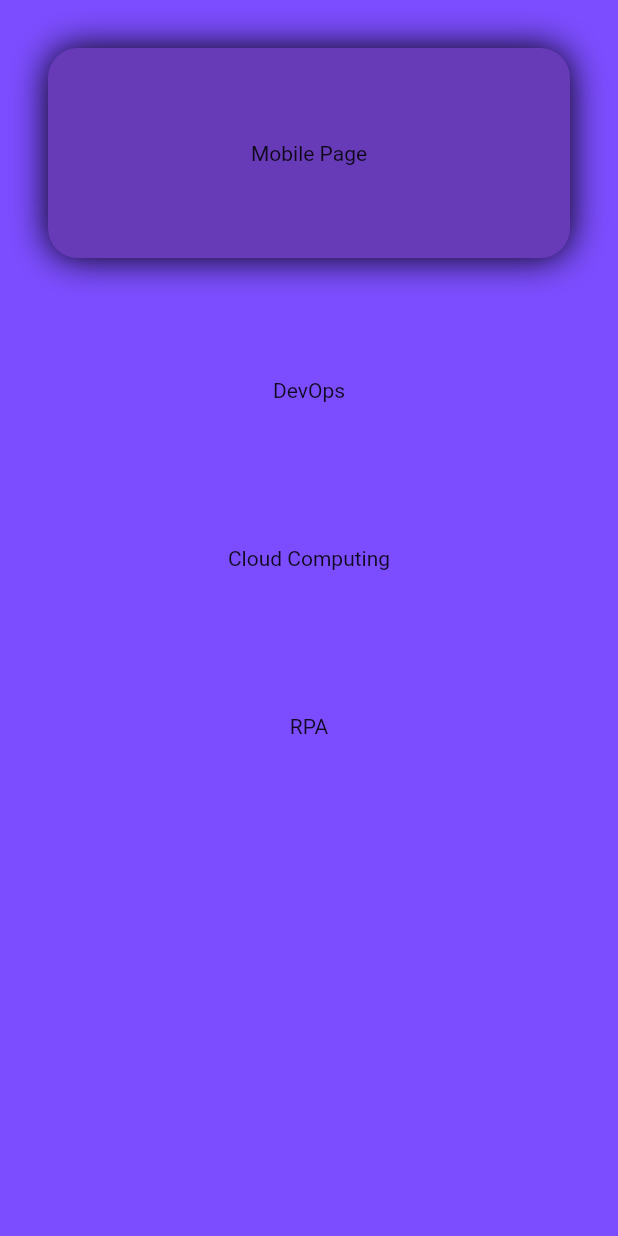
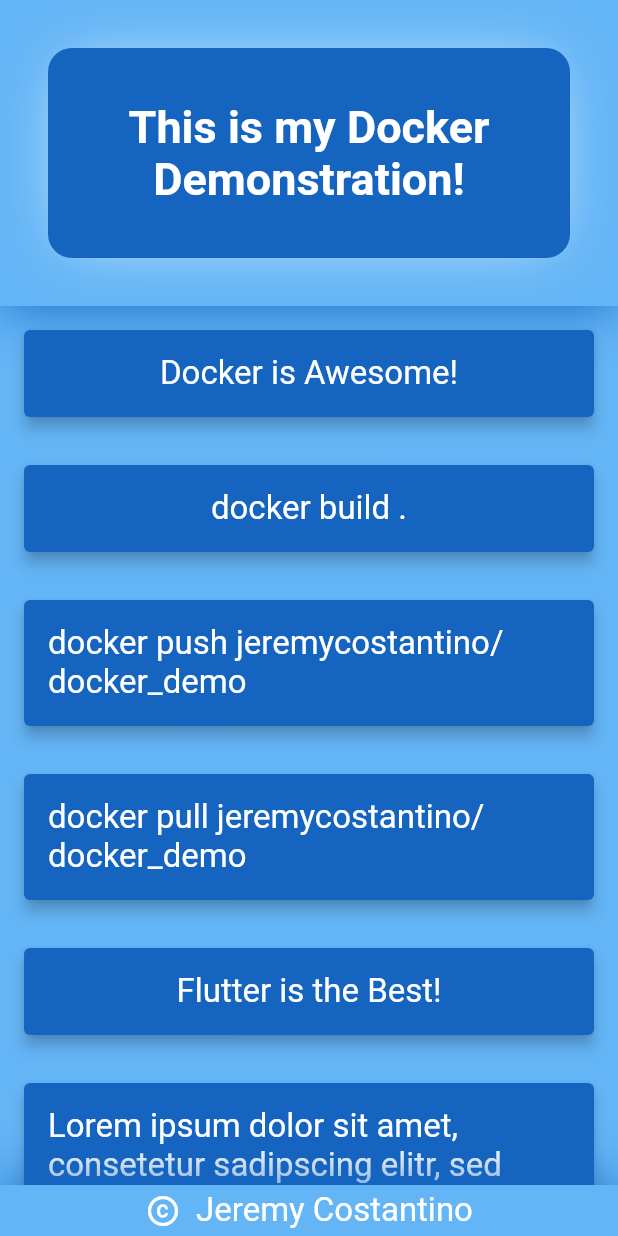
Before and after one commit to Jeremy-Cstn/docker_demo, a Flutter app: the screen it shows after launch, on a phone screen of 412 x 824 dp. Run offline on Flutter 3.47's test engine with Material 2 defaults, Android fonts, the phone set to English and light mode, and no system bars.

Commit message:
finished responsive design

```diff
--- /dev/null
+++ b/lib/constants.dart
@@ -0,0 +1,26 @@
+import 'package:flutter/material.dart';
+
+const MaterialColor kPrimaryColor = Colors.blue;
+const Color kSecondaryColor = Color.fromARGB(255, 21, 101, 192);
+const Color kTertiaryColor = Color.fromARGB(255, 100, 181, 246);
+
+const double kPadding = 32;
+
+const TextStyle kTextStyle = TextStyle(
+  fontSize: 30,
+  color: Colors.white,
+  fontWeight: FontWeight.bold,
+);
+
+const TextStyle kTextStyleSecondary =
+    TextStyle(fontSize: 22, color: Colors.white, shadows: []);
+
+const String kHeadline = "This is my Docker Demonstration!";
+const List<String> kContents = [
+  "Docker is Awesome!",
+  "docker build .",
+  "docker push jeremycostantino/docker_demo",
+  "docker pull jeremycostantino/docker_demo",
+  "Flutter is the Best!",
+  "Lorem ipsum dolor sit amet, consetetur sadipscing elitr, sed diam nonumy eirmod tempor invidunt ut labore et dolore magna aliquyam erat, sed diam voluptua. At vero eos et accusam et justo duo dolores et ea rebum. Stet clita kasd gubergren, no sea takimata sanctus est Lorem ipsum dolor sit amet. Lorem ipsum dolor sit amet, consetetur sadipscing elitr, sed diam nonumy eirmod tempor invidunt ut labore et dolore magna aliquyam erat, sed diam voluptua. At vero eos et accusam et justo duo dolores et ea rebum. Stet clita kasd gubergren, no sea takimata sanctus est Lorem ipsum dolor sit amet.",
+];
--- a/lib/main.dart
+++ b/lib/main.dart
@@ -1,6 +1,7 @@
 import 'package:docker_demo/mobile_page.dart';
 import 'package:docker_demo/responsive_layout.dart';
 import 'package:docker_demo/tablet_page.dart';
+import 'package:docker_demo/constants.dart';
 import 'package:flutter/material.dart';
 
 void main() {
@@ -16,9 +17,10 @@ class MyApp extends StatelessWidget {
       title: 'Responsive Demo',
       debugShowCheckedModeBanner: false,
       theme: ThemeData(
-        scaffoldBackgroundColor: Colors.deepPurpleAccent,
+        appBarTheme: const AppBarTheme(centerTitle: true),
+        scaffoldBackgroundColor: kTertiaryColor,
         colorScheme: ColorScheme.fromSwatch(
-          primarySwatch: Colors.amber,
+          primarySwatch: kPrimaryColor,
         ),
       ),
       home: const ResponsiveLayout(
--- a/lib/mobile_page.dart
+++ b/lib/mobile_page.dart
@@ -1,6 +1,8 @@
 import 'package:docker_demo/widgets/content_widget.dart';
 import 'package:flutter/material.dart';
 import './widgets/header_widget.dart';
+import 'constants.dart';
+import 'widgets/about_widget.dart';
 
 class MobilePage extends StatelessWidget {
   const MobilePage({Key? key}) : super(key: key);
@@ -9,15 +11,18 @@ class MobilePage extends StatelessWidget {
   Widget build(BuildContext context) {
     return Scaffold(
       body: SafeArea(
-        child: SingleChildScrollView(
-          child: Column(
-            children: const [
-              HeaderWidget('Mobile Page'),
-              ContentWidget('DevOps'),
-              ContentWidget('Cloud Computing'),
-              ContentWidget('RPA'),
-            ],
-          ),
+        child: Column(
+          children: [
+            const HeaderWidget(kHeadline),
+            Expanded(
+              child: ListView.builder(
+                itemCount: kContents.length,
+                itemBuilder: (context, index) =>
+                    ContentWidget(kContents[index]),
+              ),
+            ),
+            const AboutWidget(),
+          ],
         ),
       ),
     );
--- a/lib/responsive_layout.dart
+++ b/lib/responsive_layout.dart
@@ -13,7 +13,7 @@ class ResponsiveLayout extends StatelessWidget {
   @override
   Widget build(BuildContext context) {
     return LayoutBuilder(builder: (context, constraints) {
-      if (constraints.maxWidth > 1000) {
+      if (constraints.maxWidth > 700) {
         return tabletBody;
       } else {
         return mobileBody;
--- a/lib/tablet_page.dart
+++ b/lib/tablet_page.dart
@@ -1,3 +1,7 @@
+import 'package:docker_demo/constants.dart';
+import 'package:docker_demo/widgets/content_widget.dart';
+import 'package:docker_demo/widgets/header_widget.dart';
+import 'package:docker_demo/widgets/sidebar_widget.dart';
 import 'package:flutter/material.dart';
 
 class TabletPage extends StatelessWidget {
@@ -7,7 +11,26 @@ class TabletPage extends StatelessWidget {
   Widget build(BuildContext context) {
     return Scaffold(
       body: SafeArea(
-        child: Center(),
+        child: Column(
+          children: [
+            const HeaderWidget(kHeadline),
+            Expanded(
+              child: Row(
+                children: [
+                  const SizedBox(width: 300, child: SidebarWidget()),
+                  Expanded(
+                    child: ListView.builder(
+                      itemCount: kContents.length,
+                      itemBuilder: (context, index) {
+                        return ContentWidget(kContents[index]);
+                      },
+                    ),
+                  ),
+                ],
+              ),
+            )
+          ],
+        ),
       ),
     );
   }
--- /dev/null
+++ b/lib/widgets/about_widget.dart
@@ -0,0 +1,33 @@
+import 'package:flutter/material.dart';
+
+import '../constants.dart';
+
+class AboutWidget extends StatelessWidget {
+  const AboutWidget({
+    super.key,
+  });
+
+  @override
+  Widget build(BuildContext context) {
+    return Container(
+      padding: const EdgeInsets.all(4.0),
+      decoration: const BoxDecoration(
+        boxShadow: [
+          BoxShadow(
+            blurStyle: BlurStyle.outer,
+            blurRadius: kPadding,
+            color: kSecondaryColor,
+          ),
+        ],
+      ),
+      child: Row(
+        mainAxisAlignment: MainAxisAlignment.center,
+        children: const [
+          Icon(Icons.copyright, color: Colors.white),
+          SizedBox(width: 10),
+          Text('Jeremy Costantino', style: kTextStyleSecondary),
+        ],
+      ),
+    );
+  }
+}
--- a/lib/widgets/content_widget.dart
+++ b/lib/widgets/content_widget.dart
@@ -1,4 +1,5 @@
 import 'package:flutter/material.dart';
+import '../constants.dart';
 
 class ContentWidget extends StatelessWidget {
   final String title;
@@ -6,16 +7,20 @@ class ContentWidget extends StatelessWidget {
 
   @override
   Widget build(BuildContext context) {
-    return Container(
-        margin: const EdgeInsets.all(16),
-        padding: const EdgeInsets.all(16),
-        height: 80,
-        width: 300,
-        color: Colors.deepPurpleAccent,
+    return Card(
+      margin: const EdgeInsets.all(kPadding / 2),
+      color: kSecondaryColor,
+      elevation: 4,
+      shadowColor: Colors.black,
+      child: Container(
+        padding: const EdgeInsets.all(kPadding / 2),
         child: Center(
-          child: FittedBox(
-            child: Text(title),
+          child: Text(
+            title,
+            style: kTextStyleSecondary,
           ),
-        ));
+        ),
+      ),
+    );
   }
 }
--- a/lib/widgets/header_widget.dart
+++ b/lib/widgets/header_widget.dart
@@ -1,3 +1,4 @@
+import 'package:docker_demo/constants.dart';
 import 'package:flutter/material.dart';
 
 class HeaderWidget extends StatelessWidget {
@@ -7,21 +8,37 @@ class HeaderWidget extends StatelessWidget {
   @override
   Widget build(BuildContext context) {
     return Container(
-      margin: const EdgeInsets.all(32.0),
-      padding: const EdgeInsets.all(32.0),
-      height: 140,
-      decoration: BoxDecoration(
-        color: Colors.deepPurple,
-        borderRadius: BorderRadius.circular(20),
-        boxShadow: const [
+      decoration: const BoxDecoration(
+        boxShadow: [
           BoxShadow(
-            blurRadius: 20,
+            blurStyle: BlurStyle.outer,
+            color: kSecondaryColor,
+            blurRadius: kPadding,
           ),
         ],
       ),
-      child: Center(
-        child: FittedBox(
-          child: Text(title),
+      child: Container(
+        margin: const EdgeInsets.all(kPadding),
+        padding: const EdgeInsets.all(kPadding),
+        height: 140,
+        decoration: BoxDecoration(
+          color: kSecondaryColor,
+          borderRadius: BorderRadius.circular(kPadding / 2),
+          boxShadow: [
+            BoxShadow(
+              color: Colors.white.withOpacity(.7),
+              blurRadius: kPadding,
+              spreadRadius: -10,
+            ),
+          ],
+        ),
+        child: Center(
+          child: Text(
+            title,
+            style: kTextStyle,
+            textAlign: TextAlign.center,
+            softWrap: true,
+          ),
         ),
       ),
     );
--- /dev/null
+++ b/lib/widgets/sidebar_widget.dart
@@ -0,0 +1,34 @@
+import 'package:docker_demo/constants.dart';
+import 'package:docker_demo/widgets/about_widget.dart';
+import 'package:flutter/material.dart';
+
+class SidebarWidget extends StatelessWidget {
+  const SidebarWidget({Key? key}) : super(key: key);
+
+  @override
+  Widget build(BuildContext context) {
+    return Container(
+      margin: const EdgeInsets.only(right: kPadding),
+      decoration: BoxDecoration(
+        color: kSecondaryColor,
+        borderRadius: const BorderRadius.only(
+          topRight: Radius.circular(kPadding),
+        ),
+        boxShadow: [
+          BoxShadow(
+            color: Colors.black.withOpacity(.6),
+            blurRadius: kPadding,
+            spreadRadius: -10,
+            offset: const Offset(0, 10),
+          ),
+        ],
+      ),
+      child: Column(
+        children: const [
+          Spacer(),
+          AboutWidget(),
+        ],
+      ),
+    );
+  }
+}
```
Also changed, not shown: 1 other file.
